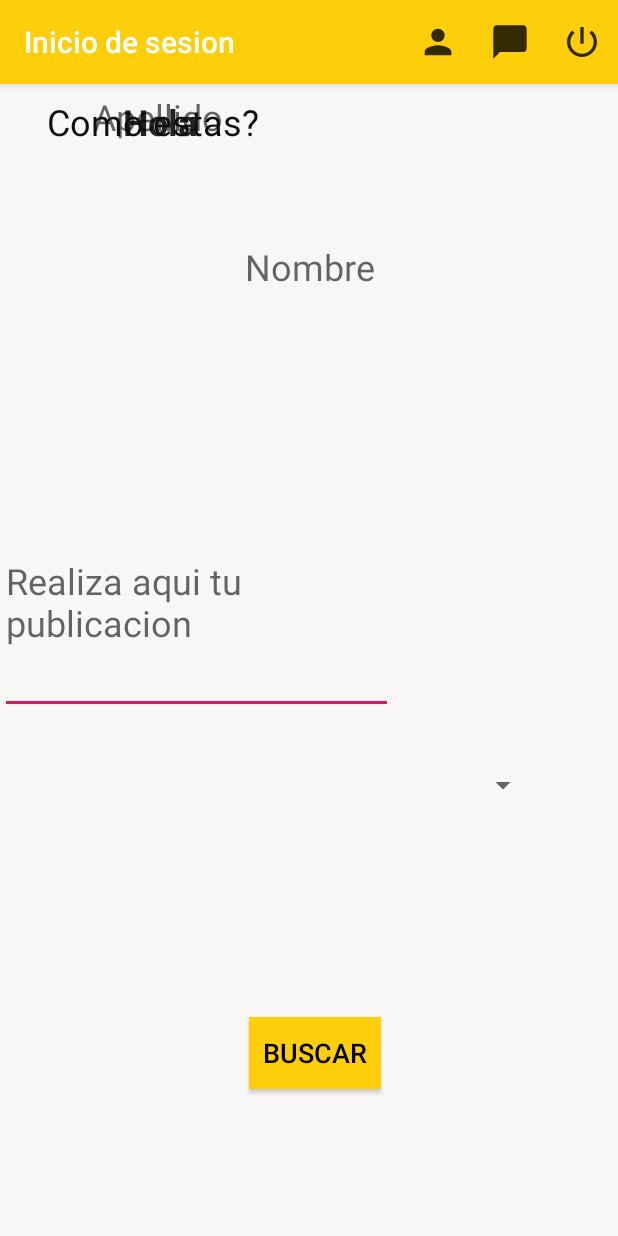
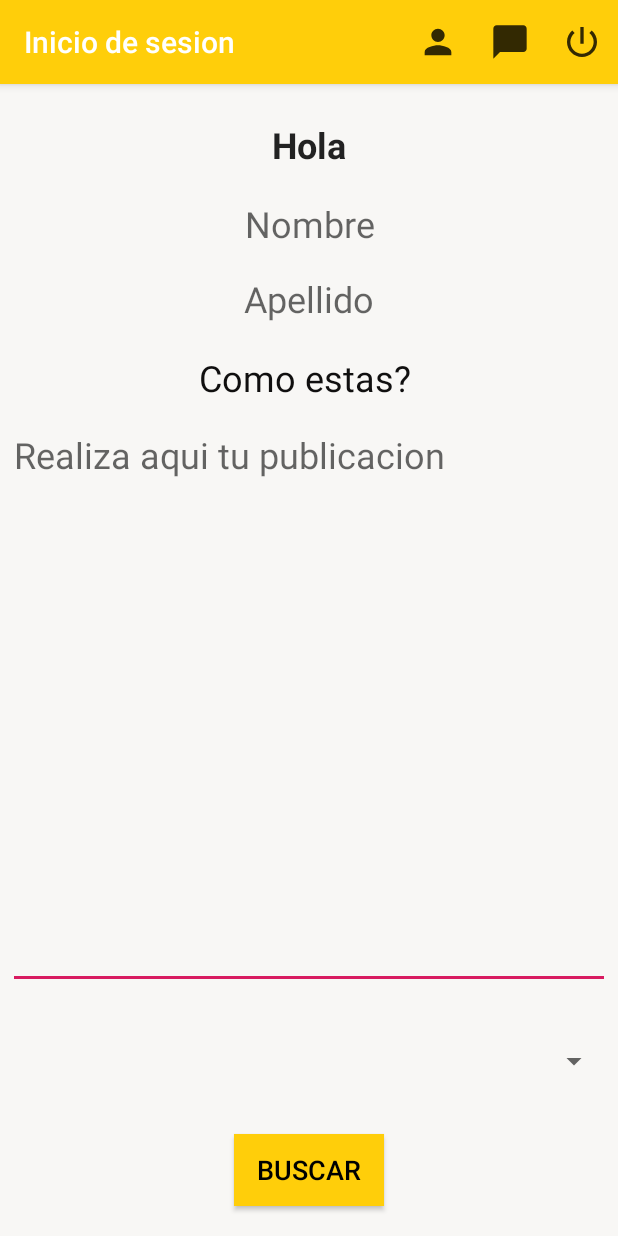
Before and after one commit to mariajosebare/PruebadeMDM, an Android app: the main_log screen opened directly, with no data from a screen before it, on a phone screen of 412 x 824 dp. Run offline under Robolectric (Android 15) with nearby library versions, the phone set to English and light mode, and no system bars; libraries missing offline, so code that uses them is left out: com.loopj.android, cz.msebera.android, es.dmoral.toasty; 1 statement that could not run was skipped.

Commit message:
Se modifica pantalla main log para que se pueda ver bien en todos los emuladores (responsive)

```diff
--- a/app/src/main/res/layout/activity_main_log.xml
+++ b/app/src/main/res/layout/activity_main_log.xml
@@ -14,45 +14,46 @@
 
         <TextView
             android:id="@+id/user_name"
-            android:layout_width="214dp"
+            android:layout_width="0dp"
             android:layout_height="45dp"
+            android:layout_marginTop="5dp"
             android:contentDescription="@string/user_name"
             android:gravity="center"
             android:hint="Nombre"
             android:textSize="24sp"
-            app:layout_constraintBottom_toBottomOf="parent"
             app:layout_constraintEnd_toEndOf="parent"
             app:layout_constraintHorizontal_bias="0.502"
             app:layout_constraintStart_toStartOf="parent"
-            app:layout_constraintTop_toTopOf="parent"
+            app:layout_constraintTop_toBottomOf="@id/saludo"
             app:layout_constraintVertical_bias="0.137" />
 
         <Button
             android:id="@+id/busquedanece"
             android:layout_width="wrap_content"
             android:layout_height="wrap_content"
-            android:layout_marginStart="166dp"
-            android:layout_marginLeft="166dp"
-            android:layout_marginEnd="157dp"
-            android:layout_marginRight="157dp"
-            android:layout_marginBottom="98dp"
+            android:paddingLeft="15dp"
+            android:paddingRight="15dp"
+            android:layout_marginBottom="20dp"
+            android:layout_marginTop="586dp"
             android:background="#FFCE0A"
             android:contentDescription="@string/button"
             android:onClick="busqueda_necesidades"
             android:text="@string/button"
             android:textColor="#000000"
             android:textSize="18sp"
+            app:layout_constraintEnd_toEndOf="parent"
+            app:layout_constraintHorizontal_bias="0.5"
+            app:layout_constraintStart_toStartOf="parent"
             app:layout_constraintBottom_toBottomOf="parent"
-            app:layout_constraintEnd_toEndOf="parent"
-            app:layout_constraintHorizontal_bias="0.0"
-            app:layout_constraintStart_toStartOf="parent"
             tools:text="@string/button" />
 
         <com.google.android.material.textfield.TextInputEditText
             android:id="@+id/escribir_necesidad"
-            android:layout_width="262dp"
-            android:layout_height="115dp"
-            android:layout_marginBottom="348dp"
+            android:layout_width="0dp"
+            android:layout_height="0dp"
+            android:layout_marginBottom="19dp"
+            android:layout_marginLeft="5dp"
+            android:layout_marginRight="5dp"
             android:contentDescription="@string/necesidad"
             android:gravity="start|top"
             android:hint="Realiza aqui tu publicacion "
@@ -63,25 +64,31 @@
             android:textSize="24sp"
             android:typeface="sans"
             android:verticalScrollbarPosition="left"
-            app:layout_constraintBottom_toBottomOf="parent"
-            tools:layout_editor_absoluteX="97dp" />
+            app:layout_constraintTop_toBottomOf="@+id/bienvenida"
+            app:layout_constraintEnd_toEndOf="parent"
+            app:layout_constraintHorizontal_bias="0.5"
+            app:layout_constraintStart_toStartOf="parent"
+            app:layout_constraintBottom_toTopOf="@id/categorias"/>
 
         <Spinner
             android:id="@+id/categorias"
-            android:layout_width="259dp"
+            android:layout_width="0dp"
             android:layout_height="57dp"
-            android:layout_marginBottom="272dp"
+            android:layout_marginLeft="5dp"
+            android:layout_marginRight="5dp"
+            android:layout_marginBottom="20dp"
             android:spinnerMode="dropdown"
             android:visibility="visible"
-            app:layout_constraintBottom_toBottomOf="parent"
+            app:layout_constraintBottom_toTopOf="@+id/busquedanece"
+            app:layout_constraintStart_toStartOf="parent"
             app:layout_constraintEnd_toEndOf="parent"
-            app:layout_constraintHorizontal_bias="0.657"
-            app:layout_constraintStart_toStartOf="parent"
             tools:visibility="visible" />
 
         <TextView
-            android:layout_width="213dp"
+            android:id="@+id/saludo"
+            android:layout_width="0dp"
             android:layout_height="50dp"
+            android:layout_marginTop="15dp"
             android:gravity="center"
             android:text="Hola"
             android:textAllCaps="false"
@@ -89,29 +96,37 @@
             android:textIsSelectable="true"
             android:textSize="24sp"
             android:textStyle="bold"
-            tools:layout_editor_absoluteX="100dp"
-            tools:layout_editor_absoluteY="30dp" />
+            app:layout_constraintTop_toTopOf="parent"
+            app:layout_constraintEnd_toEndOf="parent"
+            app:layout_constraintHorizontal_bias="0.5"
+            app:layout_constraintStart_toStartOf="parent" />
 
         <TextView
             android:id="@+id/_apellido"
-            android:layout_width="211dp"
+            android:layout_width="0dp"
             android:layout_height="44dp"
+            android:layout_marginTop="5dp"
             android:gravity="center"
             android:hint="Apellido"
             android:textSize="24sp"
-            tools:layout_editor_absoluteX="97dp"
-            tools:layout_editor_absoluteY="149dp" />
+            app:layout_constraintEnd_toEndOf="parent"
+            app:layout_constraintHorizontal_bias="0.5"
+            app:layout_constraintStart_toStartOf="parent"
+            app:layout_constraintTop_toBottomOf="@+id/user_name" />
 
         <TextView
-            android:id="@+id/textView18"
-            android:layout_width="210dp"
+            android:id="@+id/bienvenida"
+            android:layout_width="0dp"
             android:layout_height="50dp"
+            android:layout_marginTop="5dp"
             android:gravity="center"
             android:text="Como estas? "
             android:textColor="#100F0F"
             android:textSize="24sp"
-            tools:layout_editor_absoluteX="97dp"
-            tools:layout_editor_absoluteY="205dp" />
+            app:layout_constraintTop_toBottomOf="@+id/_apellido"
+            app:layout_constraintEnd_toEndOf="parent"
+            app:layout_constraintHorizontal_bias="0.5"
+            app:layout_constraintStart_toStartOf="parent" />
 
     </androidx.constraintlayout.widget.ConstraintLayout>
 
```
